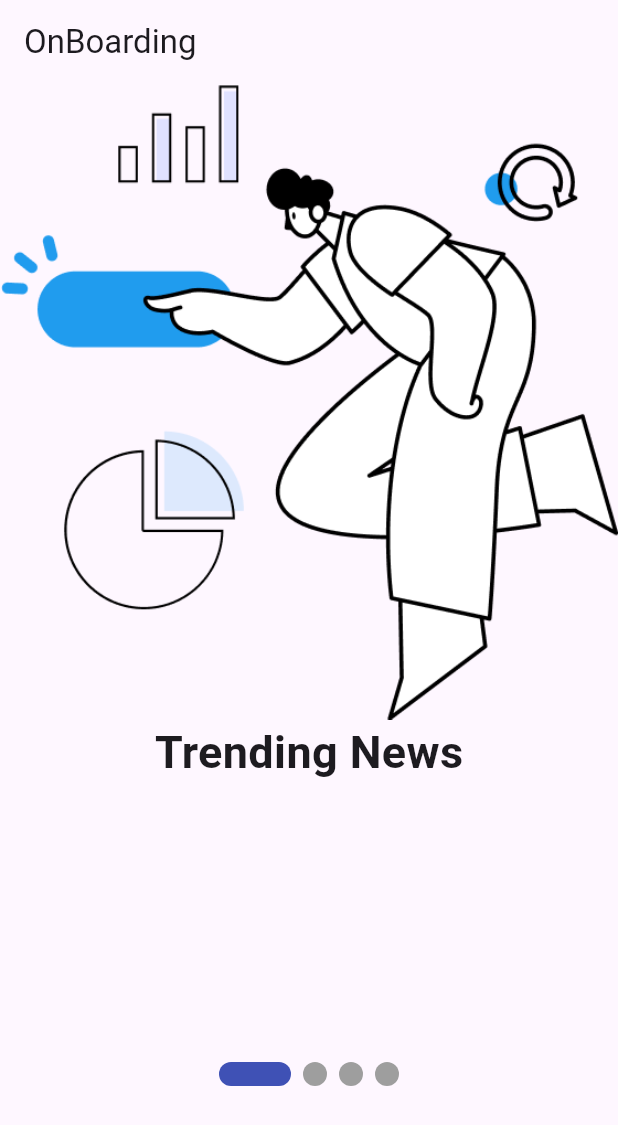
After one commit to MuhammadAliKust/Flutter-B11, a Flutter app: the screen it shows after launch, on a phone screen of 412 x 824 dp. The commit adds this screen. Shown: the top 1125 px of the screen. Run offline on Flutter 3.47's test engine with Material 3 defaults, Android fonts, the phone set to English and light mode, and no system bars; drawn by our look-alikes of smooth_page_indicator; our stand-ins replace string_validator.

Commit message:
OnBoarding Done

```diff
--- a/lib/main.dart
+++ b/lib/main.dart
@@ -4,6 +4,7 @@ import 'package:flutter_b11/dynamic_list_view.dart';
 import 'package:flutter_b11/list_tile_view.dart';
 import 'package:flutter_b11/login_view.dart';
 import 'package:flutter_b11/multiple_selection_view.dart';
+import 'package:flutter_b11/onboarding.dart';
 import 'package:flutter_b11/single_selection_view.dart';
 
 void main() {
@@ -16,7 +17,7 @@ class MyApp extends StatelessWidget {
   @override
   Widget build(BuildContext context) {
     return  MaterialApp(
-      home: DynamicListViewDemo(),
+      home: OnboardingView(),
     );
   }
 }
--- /dev/null
+++ b/lib/models/onboarding.dart
@@ -0,0 +1,6 @@
+class OnBoardingModel {
+  final String image;
+  final String title;
+
+  OnBoardingModel({required this.title, required this.image});
+}
--- /dev/null
+++ b/lib/onboarding.dart
@@ -0,0 +1,59 @@
+import 'package:flutter/material.dart';
+import 'package:flutter_b11/models/onboarding.dart';
+import 'package:smooth_page_indicator/smooth_page_indicator.dart';
+
+class OnboardingView extends StatelessWidget {
+  OnboardingView({super.key});
+
+  List<OnBoardingModel> onBoardingList = [
+    OnBoardingModel(title: 'Trending News', image: 'assets/images/2.png'),
+    OnBoardingModel(
+        title: 'React, Save & Share News', image: 'assets/images/3.png'),
+    OnBoardingModel(
+        title: 'Videos & Live News From YouTube', image: 'assets/images/4.png'),
+    OnBoardingModel(
+        title: 'Browse News From Variety Of Categories',
+        image: 'assets/images/5.png')
+  ];
+
+  PageController controller = PageController();
+
+  @override
+  Widget build(BuildContext context) {
+    return Scaffold(
+      appBar: AppBar(
+        title: Text("OnBoarding"),
+      ),
+      body: Column(
+        children: [
+          Expanded(
+            child: PageView.builder(
+                controller: controller,
+                itemCount: onBoardingList.length,
+                scrollDirection: Axis.horizontal,
+                itemBuilder: (context, i) {
+                  return Column(
+                    children: [
+                      Image.asset(onBoardingList[i].image.toString()),
+                      Text(
+                        onBoardingList[i].title.toString(),
+                        style: TextStyle(
+                            fontSize: 30, fontWeight: FontWeight.bold),
+                      )
+                    ],
+                  );
+                }),
+          ),
+          SmoothPageIndicator(
+              controller: controller, // PageController
+              count: onBoardingList.length,
+              effect: ExpandingDotsEffect(), // your preferred effect
+              onDotClicked: (index) {}),
+          SizedBox(
+            height: 100,
+          )
+        ],
+      ),
+    );
+  }
+}
--- a/pubspec.yaml
+++ b/pubspec.yaml
@@ -37,6 +37,7 @@ dependencies:
   cupertino_icons: ^1.0.8
   string_validator: ^1.1.0
   voice_message_package: ^2.2.1
+  smooth_page_indicator: ^1.2.0+3
 
 dev_dependencies:
   flutter_test:
```
Also changed, not shown: assets/images/2.png (added), assets/images/3.png (added), assets/images/4.png (added), assets/images/5.png (added), pubspec.lock.
